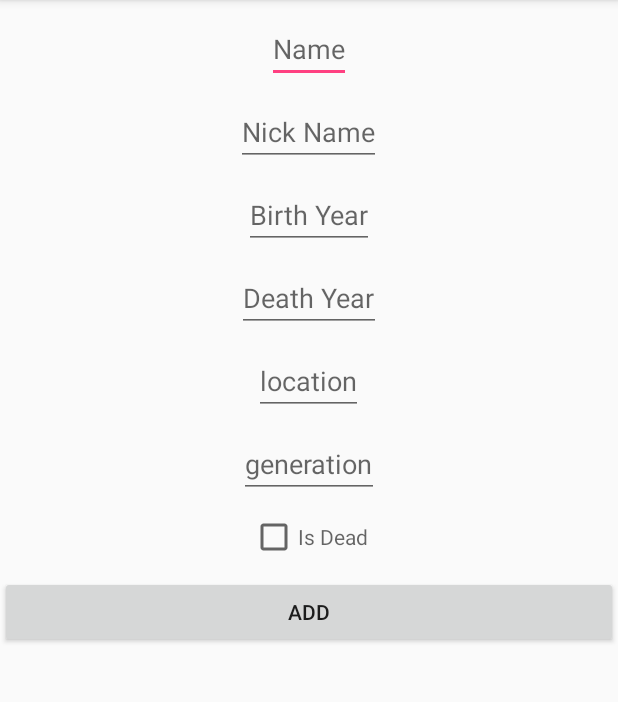
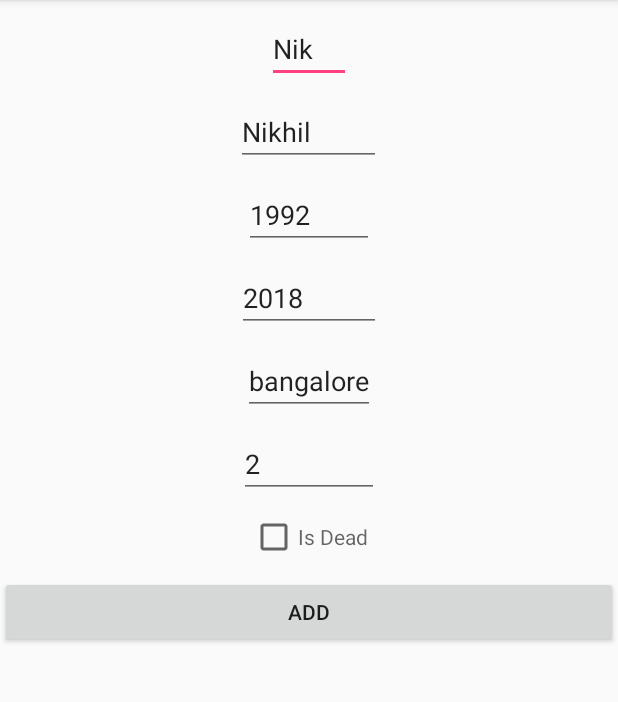
Before and after one commit to nikil07/FamilyTreeAdmin, an Android app: the screen it shows after launch (MainActivity), on a phone screen of 412 x 824 dp, the part 84-786 px from its top. Run offline under Robolectric (Android 15) with nearby library versions, the phone set to English and light mode, and no system bars; our stand-ins replace ButterKnife, Firebase (no records; nobody signed in at launch, a user with empty details on screens opened directly).

Commit message:
minor changes

```diff
--- a/app/src/main/res/layout/activity_main.xml
+++ b/app/src/main/res/layout/activity_main.xml
@@ -11,11 +11,13 @@
     <EditText
         android:id="@+id/et_name"
         android:layout_width="wrap_content"
+        android:text="Nik"
         android:layout_height="wrap_content"
         android:layout_marginTop="10dp"
         android:hint="Name" />
 
     <EditText
+        android:text="Nikhil"
         android:id="@+id/et_nick_name"
         android:layout_width="wrap_content"
         android:layout_height="wrap_content"
@@ -24,6 +26,7 @@
 
 
     <EditText
+        android:text="1992"
         android:id="@+id/et_birth_year"
         android:layout_width="wrap_content"
         android:layout_height="wrap_content"
@@ -33,6 +36,7 @@
         />
 
     <EditText
+        android:text="2018"
         android:id="@+id/et_death"
         android:layout_width="wrap_content"
         android:layout_height="wrap_content"
@@ -45,9 +49,11 @@
         android:layout_width="wrap_content"
         android:layout_height="wrap_content"
         android:layout_marginTop="10dp"
+        android:text="bangalore"
         android:hint="location" />
 
     <EditText
+        android:text="2"
         android:id="@+id/et_generation"
         android:layout_width="wrap_content"
         android:layout_height="wrap_content"
```
